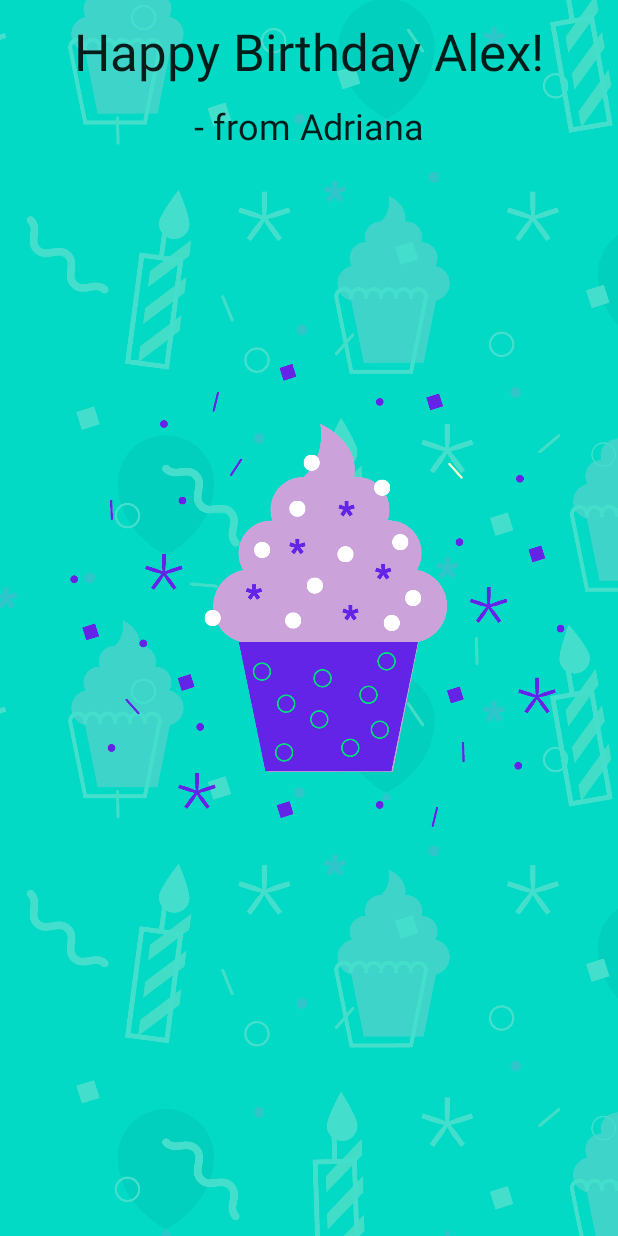
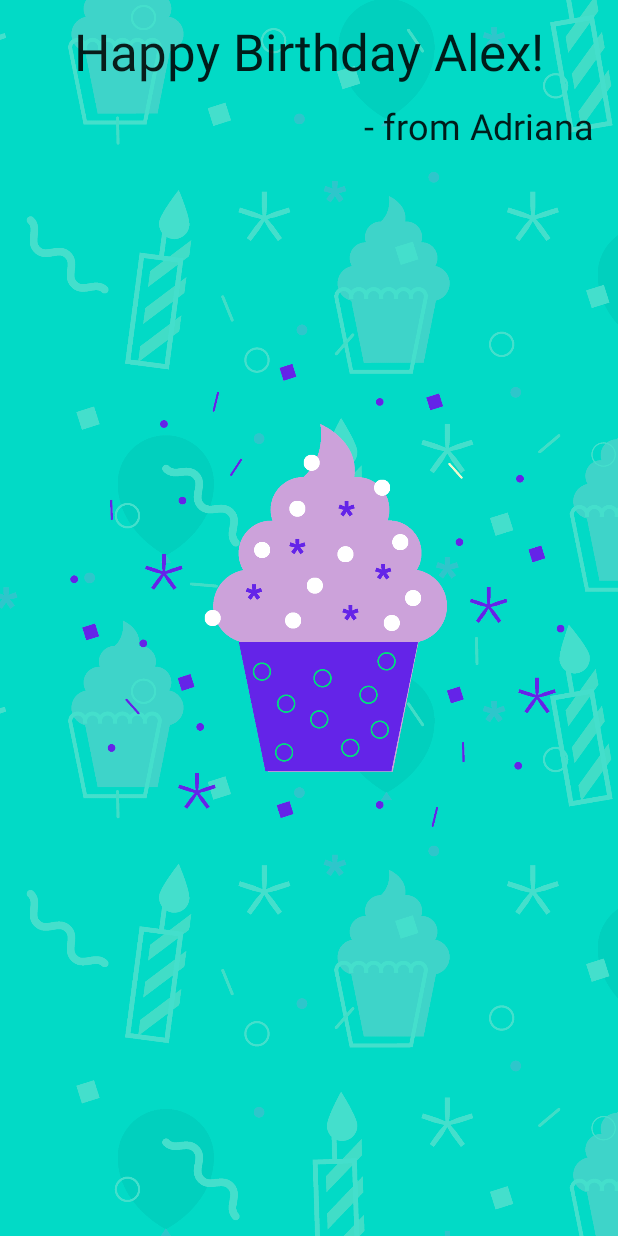
Before and after one commit to AdrianaRoza/Happy_Birthday, an Android app built with Jetpack Compose: the @Preview function BirthdayCardPreview, on a phone screen of 412 x 824 dp. Run offline under Robolectric (Android 15) with nearby library versions, the phone set to English and light mode, and no system bars.

```diff
--- a/app/src/main/java/com/example/happybirthday/MainActivity.kt
+++ b/app/src/main/java/com/example/happybirthday/MainActivity.kt
@@ -13,6 +13,7 @@ import androidx.compose.ui.Alignment
 import androidx.compose.ui.Modifier
 import androidx.compose.ui.layout.ContentScale
 import androidx.compose.ui.res.painterResource
+import androidx.compose.ui.res.stringResource
 import androidx.compose.ui.tooling.preview.Preview
 import androidx.compose.ui.unit.dp
 import androidx.compose.ui.unit.sp
@@ -23,15 +24,13 @@ class MainActivity : ComponentActivity() {
         super.onCreate(savedInstanceState)
         setContent {
             HappyBirthdayTheme {
-                // A surface container using the 'background' color from the theme
                 Surface(color = MaterialTheme.colors.background) {
-                    BirthdayGreetingWithImage("Happy Birthday Alex!", "- from Adriana")
+                    BirthdayGreetingWithImage(getString(R.string.happy_birthday_text), getString(R.string.signature_text))
                 }
             }
         }
     }
 }
-
 @Composable
 fun BirthdayGreetingWithText(message: String, from: String, modifier: Modifier = Modifier) {
     Column(
@@ -50,7 +49,8 @@ fun BirthdayGreetingWithText(message: String, from: String, modifier: Modifier =
             text = from,
             fontSize = 24.sp,
             modifier = Modifier
-                .padding(top = 16.dp)
+                .padding(top = 16.dp, end = 16.dp)
+                .align(alignment = Alignment.End)
         )
     }
 }
@@ -66,12 +66,11 @@ fun BirthdayGreetingWithImage(message: String, from: String, modifier: Modifier
         BirthdayGreetingWithText(message = message, from = from)
     }
 }
-
-@Preview(showBackground = true)
+@Preview(showBackground = false)
 @Composable
-
-fun BirthdayCardPreview() {
+private fun BirthdayCardPreview() {
     HappyBirthdayTheme {
-        BirthdayGreetingWithImage("Happy Birthday Alex!", "- from Adriana")
+        BirthdayGreetingWithImage( stringResource(R.string.happy_birthday_text),
+            stringResource(R.string.signature_text))
     }
 }
--- a/app/src/main/res/values/strings.xml
+++ b/app/src/main/res/values/strings.xml
@@ -1,3 +1,5 @@
 <resources>
     <string name="app_name">Happy Birthday</string>
+    <string name="happy_birthday_text">Happy Birthday Alex!</string>
+    <string name="signature_text">- from Adriana</string>
 </resources>
```
